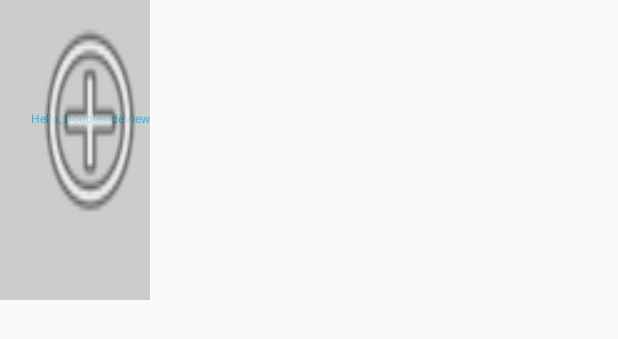
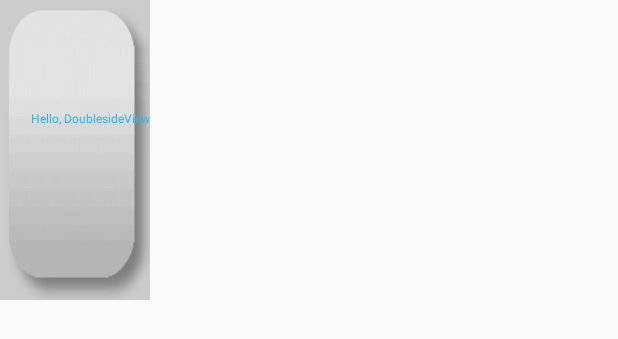
Before and after one commit to roman-nevr/MyExamples, an Android app: the layout sample_doubleside_view.xml on its own in the app's theme, with its tools: preview values and no code run, on a phone screen of 412 x 824 dp. Shown: the top 339 px of the screen. Run offline under Robolectric (Android 15) with nearby library versions, the phone set to English and light mode, and no system bars.

Commit message:
07.09.16 evening

```diff
--- a/app/build.gradle
+++ b/app/build.gradle
@@ -1,7 +1,7 @@
 apply plugin: 'com.android.application'
 
 android {
-    compileSdkVersion 24
+    compileSdkVersion 23
     buildToolsVersion "24.0.1"
 
     defaultConfig {
@@ -20,9 +20,9 @@ android {
 }
 
 dependencies {
-    compile fileTree(dir: 'libs', include: ['*.jar'])
+    compile fileTree(include: ['*.jar'], dir: 'libs')
     testCompile 'junit:junit:4.12'
     compile 'com.android.support:appcompat-v7:24.1.1'
-    compile "com.android.support:design:24.1.1"
+    compile 'com.android.support:design:24.1.1'
     compile 'com.android.support:cardview-v7:24.1.1'
 }
--- a/app/src/main/AndroidManifest.xml
+++ b/app/src/main/AndroidManifest.xml
@@ -1,7 +1,6 @@
 <?xml version="1.0" encoding="utf-8"?>
 <manifest xmlns:android="http://schemas.android.com/apk/res/android"
     package="ru.rubicon.myexamples">
-
     <application
         android:allowBackup="true"
         android:icon="@mipmap/ic_launcher"
@@ -11,7 +10,6 @@
         <activity android:name=".MainActivity">
             <intent-filter>
                 <action android:name="android.intent.action.MAIN" />
-
                 <category android:name="android.intent.category.LAUNCHER" />
             </intent-filter>
         </activity>
@@ -32,5 +30,4 @@
             android:label="@string/custom_view_name">
         </activity>
     </application>
-
 </manifest>
--- a/app/src/main/java/ru/rubicon/myexamples/views/DoublesideView.java
+++ b/app/src/main/java/ru/rubicon/myexamples/views/DoublesideView.java
@@ -3,11 +3,14 @@ package ru.rubicon.myexamples.views;
 import android.animation.Animator;
 import android.animation.ObjectAnimator;
 import android.content.Context;
+import android.content.res.Resources;
 import android.content.res.TypedArray;
 import android.graphics.Canvas;
 import android.graphics.Color;
+import android.graphics.NinePatch;
 import android.graphics.Paint;
 import android.graphics.Point;
+import android.graphics.Rect;
 import android.graphics.drawable.Drawable;
 import android.graphics.drawable.NinePatchDrawable;
 import android.text.TextPaint;
@@ -27,6 +30,7 @@ public class DoublesideView extends View implements View.OnClickListener {
     private int mExampleColor = Color.BLACK; // TODO: use a default from R.color...
     private float mExampleDimension = 0; // TODO: use a default from R.dimen...
     private Drawable mExampleDrawable;
+    private NinePatchDrawable ninePatchDrawable;
     private ICommand action;
     private SideAction frontSideAction, backSideAction;
     private ObjectAnimator rotation1, rotation2;
@@ -71,6 +75,10 @@ public class DoublesideView extends View implements View.OnClickListener {
             mExampleDrawable.setCallback(this);
         }
 
+        Resources resources = getContext().getResources();
+        ninePatchDrawable = (NinePatchDrawable) resources.getDrawable(R.drawable.np_test);
+        Rect rect = new Rect();
+        ninePatchDrawable.getPadding(rect);
         a.recycle();
 
         // Set up a default TextPaint object
@@ -119,6 +127,13 @@ public class DoublesideView extends View implements View.OnClickListener {
         int contentWidth = getWidth() - paddingLeft - paddingRight;
         int contentHeight = getHeight() - paddingTop - paddingBottom;
 
+
+        // Draw the example drawable on top of the text.
+        //NinePatchDrawable ninepatch = new NinePatchDrawable(R.drawable.np_test_9p, );
+        if (ninePatchDrawable != null) {
+            ninePatchDrawable.setBounds(0, 0, getWidth(), getHeight());
+            ninePatchDrawable.draw(canvas);
+        }
         // Draw the text.
         /*
         float freeSpace = getWidth()- getPaddingLeft() - getPaddingRight();
@@ -132,13 +147,6 @@ public class DoublesideView extends View implements View.OnClickListener {
         float x = paddingLeft + (contentWidth) / 2;
         float y = paddingTop + (contentHeight / 2 + mTextHeight);
         canvas.drawText(action.execute(), x, y, mTextPaint);
-        // Draw the example drawable on top of the text.
-        NinePatchDrawable ninePatchDrawable = (NinePatchDrawable) getResources().getDrawable(R.drawable.np_test_9p);
-        ninePatchDrawable.draw(canvas);
-        if (mExampleDrawable != null) {
-            mExampleDrawable.setBounds(paddingLeft, paddingTop, paddingLeft + contentWidth, paddingTop + contentHeight);
-            mExampleDrawable.draw(canvas);
-        }
     }
 
     @Override
--- a/app/src/main/res/values/styles.xml
+++ b/app/src/main/res/values/styles.xml
@@ -15,5 +15,9 @@
     <style name="AppTheme.AppBarOverlay" parent="ThemeOverlay.AppCompat.Dark.ActionBar" />
 
     <style name="AppTheme.PopupOverlay" parent="ThemeOverlay.AppCompat.Light" />
+    <style name="AppTheme.ButtonShadow" parent="AppTheme">
+        <item name="android:background">@android:drawable/dialog_holo_light_frame</item>
+        <item name="android:padding">20dp</item>
+    </style>
 
 </resources>
```
Also changed, not shown: app/src/main/res/drawable/rounded_dig_button.xml (added, +13 -0 lines), app/src/main/res/drawable/shadow_test.xml (added, +21 -0 lines), app/src/main/res/layout/custom_view_example_main.xml (+10 -9 lines), app/src/main/res/drawable/np_test.9.png (added), app/src/main/res/drawable/np_test.png (deleted), app/src/main/res/drawable/np_test_9p_2.9.png (added), app/src/main/res/drawable/np_test_orig.png (added).
